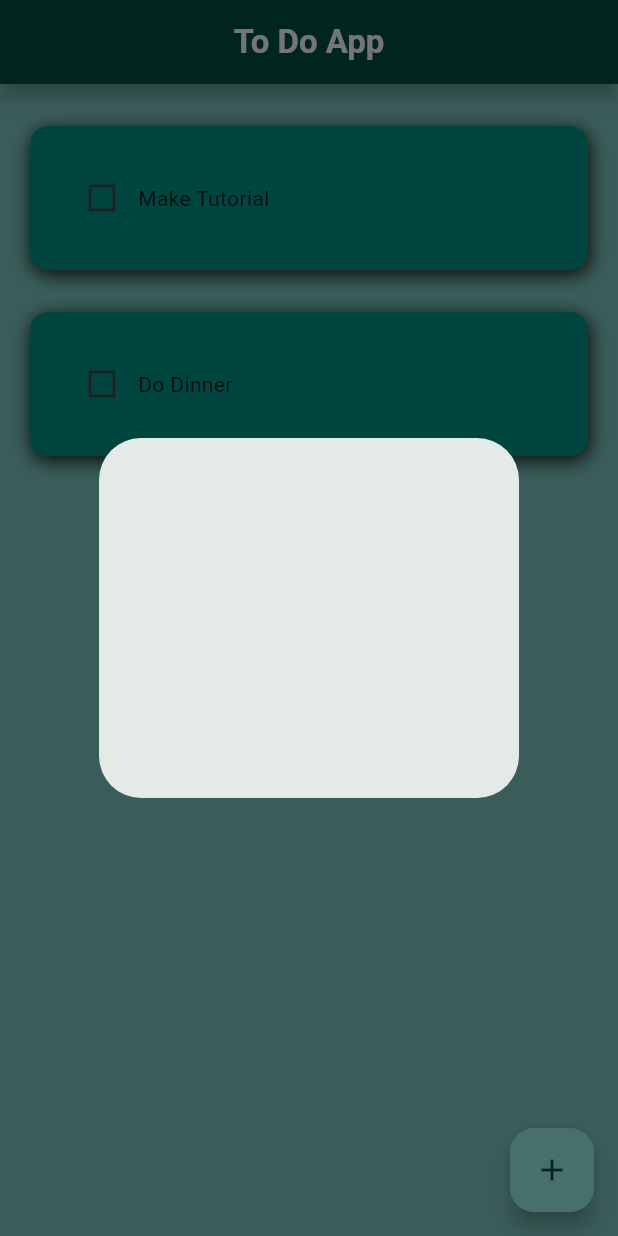
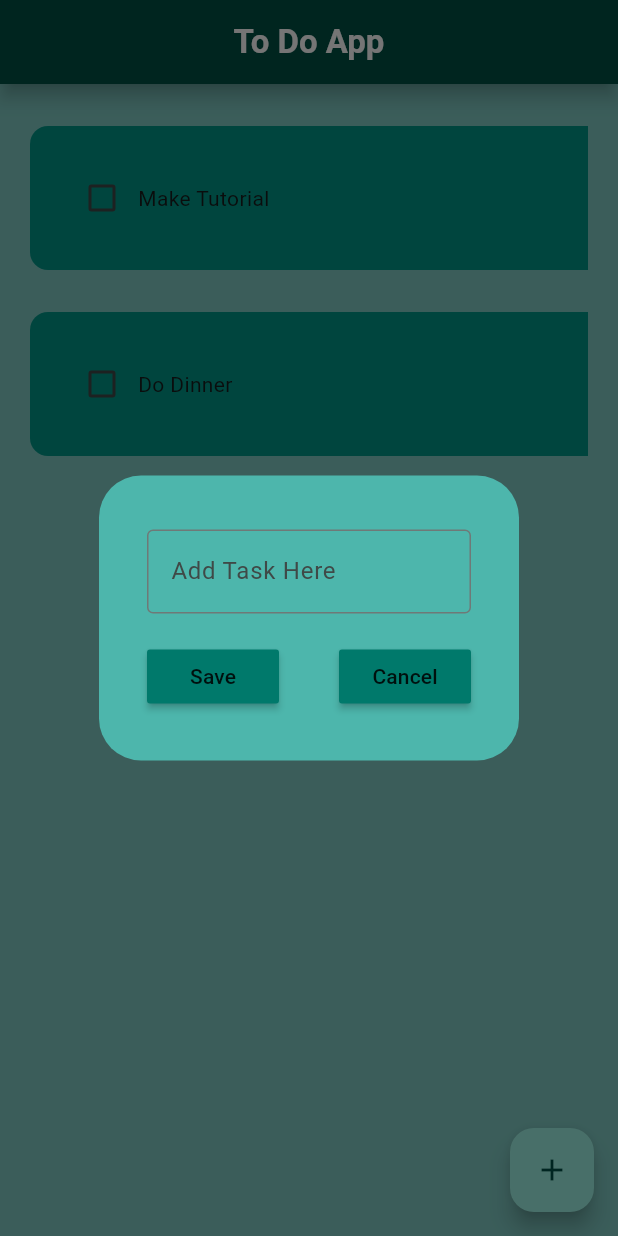
Before and after one commit to EEngineerLoki/fluttertodobeta, a Flutter app: the screen it shows after launch, after a tap on the "add" icon, on a phone screen of 412 x 824 dp. Run offline on Flutter 3.47's test engine with Material 3 defaults, Android fonts, the phone set to English and light mode, and no system bars; drawn by our look-alikes of flutter_slidable.

Commit message:
todo app without local database

```diff
--- a/lib/pages/home_page.dart
+++ b/lib/pages/home_page.dart
@@ -11,6 +11,8 @@ class MyHomepage extends StatefulWidget {
 
 class _MyHomepageState extends State<MyHomepage> {
 
+  final _controller = TextEditingController();
+
   List todoList = [
     ['Make Tutorial', false],
     ['Do Dinner', false]
@@ -22,12 +24,30 @@ class _MyHomepageState extends State<MyHomepage> {
     });
   }
 
+  void saveNewTask() {
+    setState(() {
+      todoList.add([ _controller.text, false ]);
+      _controller.clear();
+    });
+    Navigator.of(context).pop();
+  }
+
   void createNewTask() {
     showDialog(
       context: context,
       builder: (context) {
-        return const DialogBox();
+        return DialogBox(
+          controller: _controller,
+          onSave: saveNewTask,
+          onCancel: () => Navigator.of(context).pop(),
+        );
       });
+  }
+
+  void deleteTask(int index) {
+    setState(() {
+      todoList.removeAt(index);
+    });
   }
 
   @override
@@ -46,13 +66,17 @@ class _MyHomepageState extends State<MyHomepage> {
         centerTitle: true,
       ),
       backgroundColor: Colors.teal.shade200,
-      body: ListView.builder(
-        itemCount: todoList.length,
-        itemBuilder: (context, index) =>
-        TodoTile(
-          taskName: todoList[index][0],
-          taskCompleted: todoList[index][1],
-          onChanged: (value) => checkBoxChange(value, index)),
+      body: Padding(
+        padding: const EdgeInsets.only(bottom: 10),
+        child: ListView.builder(
+          itemCount: todoList.length,
+          itemBuilder: (context, index) =>
+          TodoTile(
+            taskName: todoList[index][0],
+            taskCompleted: todoList[index][1],
+            onChanged: (value) => checkBoxChange(value, index),
+            deleteFunction: (context) => deleteTask(index)),
+        ),
       ),
       floatingActionButton: FloatingActionButton(
         onPressed: createNewTask,
--- a/lib/utils/dialog_box.dart
+++ b/lib/utils/dialog_box.dart
@@ -1,13 +1,46 @@
 import 'package:flutter/material.dart';
+import 'package:flutter_todo_app/utils/my_button.dart';
 
 class DialogBox extends StatelessWidget {
-  const DialogBox({super.key});
+  const DialogBox({
+    super.key,
+    required this.controller,
+    required this.onSave,
+    required this.onCancel});
+
+  // ignore: prefer_typing_uninitialized_variables
+  final controller;
+  final VoidCallback onSave;
+  final VoidCallback onCancel;
 
   @override
   Widget build(BuildContext context) {
     return AlertDialog(
-      content: Container(
-        height: 200,
+      backgroundColor: Colors.teal.shade300,
+      content: SizedBox(
+        height: 150,
+        child: Padding(
+          padding: const EdgeInsets.only(left: 8, right: 8, top: 20, bottom: 8),
+          child: Column(
+            mainAxisAlignment: MainAxisAlignment.spaceBetween,
+            children: [
+              TextField(
+                controller: controller,
+                decoration: const InputDecoration(
+                  border: OutlineInputBorder(),
+                  hintText: 'Add Task Here'
+                ),
+              ),
+              Row(
+                mainAxisAlignment: MainAxisAlignment.spaceBetween,
+                children: [
+                  MyButton(text: 'Save', onPressed: onSave),
+                  MyButton(text: 'Cancel', onPressed: onCancel)
+                ],
+              )
+            ],
+          ),
+        ),
       ),
     );
   }
--- /dev/null
+++ b/lib/utils/my_button.dart
@@ -0,0 +1,20 @@
+import 'package:flutter/material.dart';
+
+class MyButton extends StatelessWidget {
+  const MyButton({
+    super.key,
+    required this.text,
+    required this.onPressed});
+
+  final String text;
+  final VoidCallback onPressed;
+
+  @override
+  Widget build(BuildContext context) {
+    return MaterialButton(
+      color: Colors.teal.shade700,
+      onPressed: onPressed,
+      child: Text(text),
+    );
+  }
+}
--- a/lib/utils/todo_tile.dart
+++ b/lib/utils/todo_tile.dart
@@ -1,34 +1,44 @@
 import 'package:flutter/material.dart';
+import 'package:flutter_slidable/flutter_slidable.dart';
 
 class TodoTile extends StatelessWidget {
   const TodoTile({super.key,
   required this.taskName,
   required this.taskCompleted,
-  required this.onChanged});
+  required this.onChanged,
+  required this.deleteFunction});
 
   final String taskName;
   final bool taskCompleted;
   final Function(bool?)? onChanged;
+  final Function(BuildContext)? deleteFunction;
 
   @override
   Widget build(BuildContext context) {
     return Padding(
       padding: const EdgeInsets.only(top: 28, left: 20, right: 20),
+      child: Slidable(
+        endActionPane: ActionPane(
+          motion: const StretchMotion(),
+          children: [
+            SlidableAction(
+              onPressed: deleteFunction,
+              icon: Icons.delete,
+              backgroundColor: Colors.teal.shade800,
+              borderRadius: const BorderRadius.only(topRight: Radius.circular(12), bottomRight: Radius.circular(12)),
+            )
+          ],
+        ),
         child: Container(
           padding: const EdgeInsets.all(24),
-        decoration: BoxDecoration(
+          decoration: const BoxDecoration(
             color: Colors.teal,
-          borderRadius: BorderRadius.circular(12),
-          boxShadow: const [BoxShadow(
-            color: Colors.black87,
-            offset: Offset(1, 3),
-            blurRadius: 10,
-            spreadRadius: 0
-          )]
+            borderRadius: BorderRadius.only(topLeft: Radius.circular(12), bottomLeft: Radius.circular(12)),
           ),
           child: Row(
             children: [
               Checkbox(
+                activeColor: Colors.black,
                 value: taskCompleted,
                 onChanged: onChanged),
               Text(
@@ -38,6 +48,7 @@ class TodoTile extends StatelessWidget {
                 ),)
             ],
           ),
+        ),
       )
     );
   }
--- a/pubspec.yaml
+++ b/pubspec.yaml
@@ -35,6 +35,7 @@ dependencies:
   # The following adds the Cupertino Icons font to your application.
   # Use with the CupertinoIcons class for iOS style icons.
   cupertino_icons: ^1.0.6
+  flutter_slidable: ^3.1.0
 
 dev_dependencies:
   flutter_test:
```
Also changed, not shown: pubspec.lock. Lines whose indentation alone changed are shown as unchanged.
